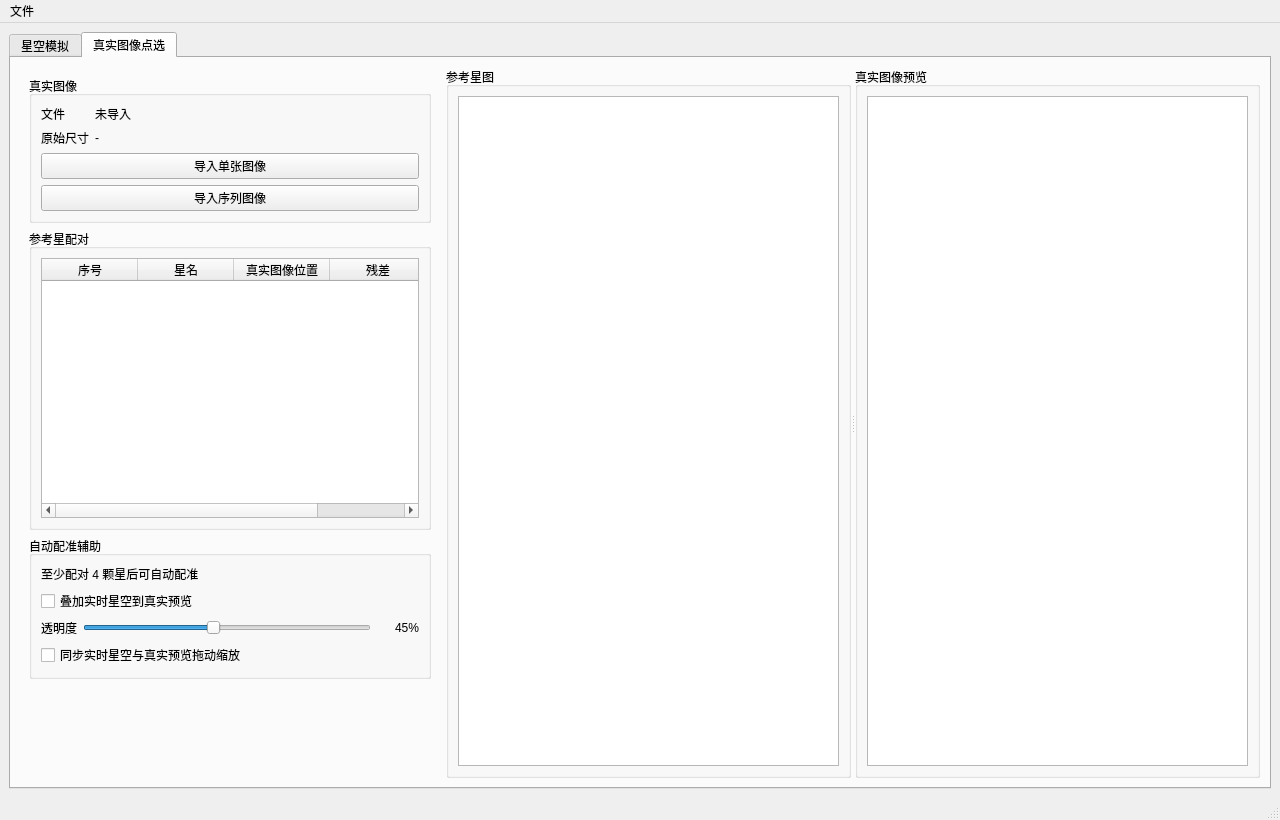
Qt form meteoalign/ui/main_window.ui (HG731GZ/HGMeteoTool) before a commit.
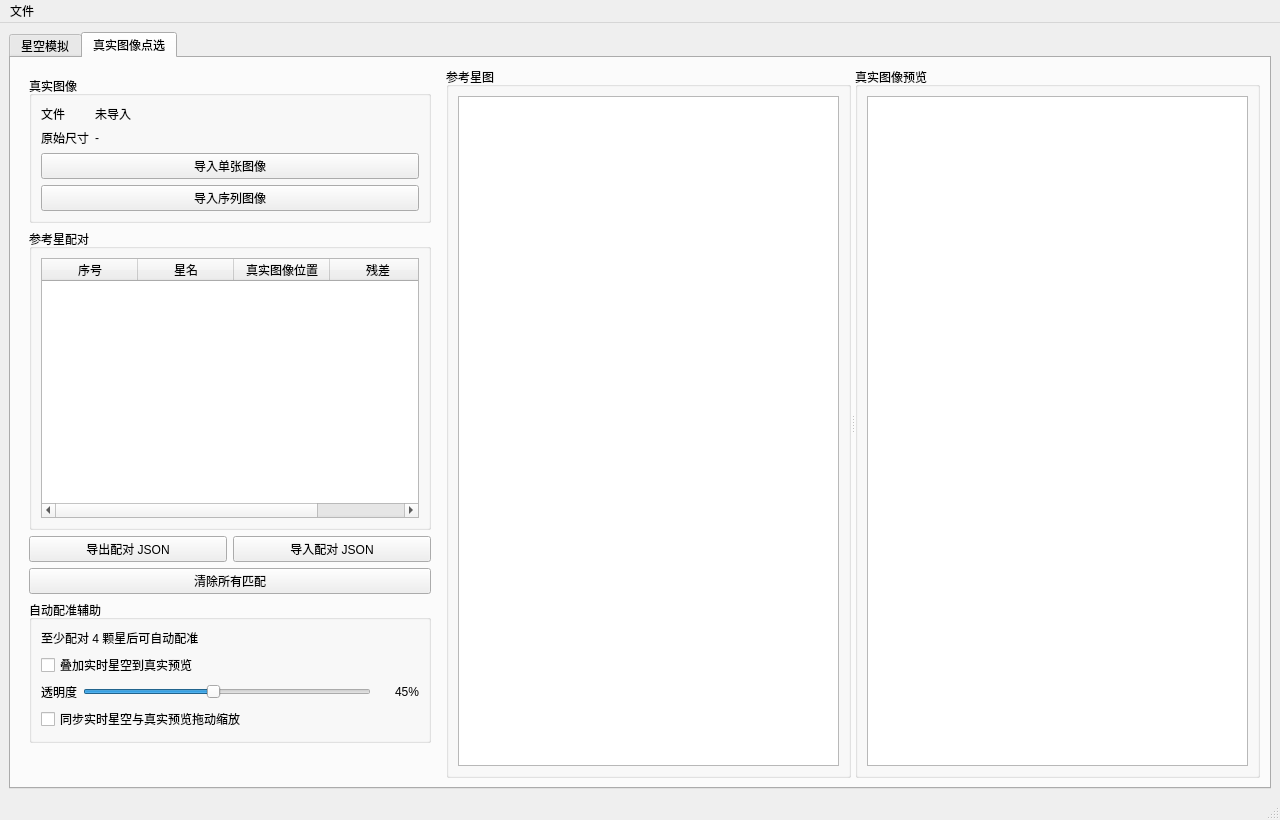
The same form after that commit. The open tabs and pages were chosen to show the change.

Commit message: 添加配对文件导出导入功能

The edit to the form file:
```diff
--- a/meteoalign/ui/main_window.ui
+++ b/meteoalign/ui/main_window.ui
@@ -752,6 +752,31 @@
              </layout>
             </widget>
            </item>
+           <item>
+            <layout class="QHBoxLayout" name="horizontalLayoutStarPairSessionButtons">
+             <item>
+              <widget class="QPushButton" name="pushButtonExportStarPairs">
+               <property name="text">
+                <string>导出配对 JSON</string>
+               </property>
+              </widget>
+             </item>
+             <item>
+              <widget class="QPushButton" name="pushButtonImportStarPairs">
+               <property name="text">
+                <string>导入配对 JSON</string>
+               </property>
+              </widget>
+             </item>
+            </layout>
+           </item>
+           <item>
+            <widget class="QPushButton" name="pushButtonClearStarPairs">
+             <property name="text">
+              <string>清除所有匹配</string>
+             </property>
+            </widget>
+           </item>
            <item>
             <widget class="QGroupBox" name="groupBoxReferenceAlignment">
              <property name="title">
```
Left out of the diff: 7 changed lines with no effect on the pictures. The commit also changes 6 other files.
